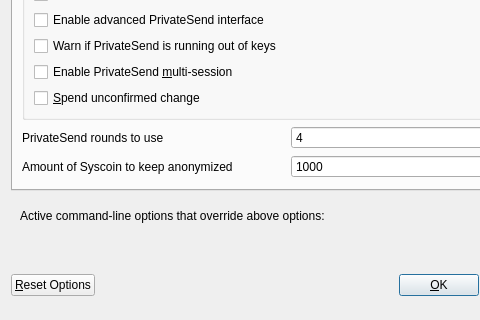
martkist/martkist, file src/qt/forms/optionsdialog.ui: the form before one commit; both pictures show x 0 to 480 and y 117 to 437 of the 576 by 437 pixel window.
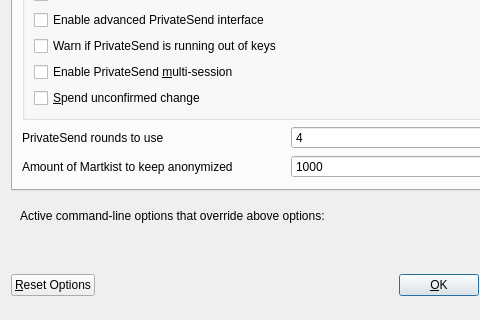
The form after the commit. The open tabs and pages were chosen to show the change. Custom widgets are drawn as their Qt base class.

```diff
--- a/src/qt/forms/optionsdialog.ui
+++ b/src/qt/forms/optionsdialog.ui
@@ -253,7 +253,7 @@
             <string notr="true"/>
            </property>
            <property name="text">
-            <string>Amount of Syscoin to keep anonymized</string>
+            <string>Amount of Martkist to keep anonymized</string>
            </property>
           </widget>
          </item>
```
Left out of the diff: 10 changed lines with no effect on the pictures.
